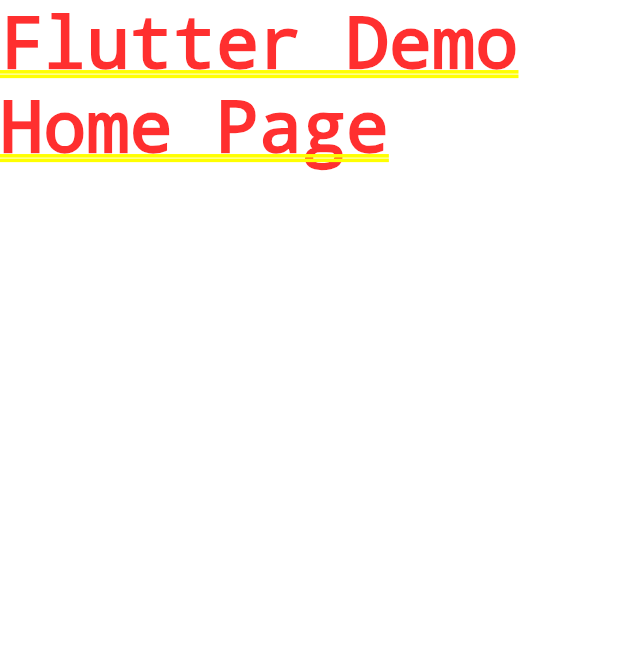
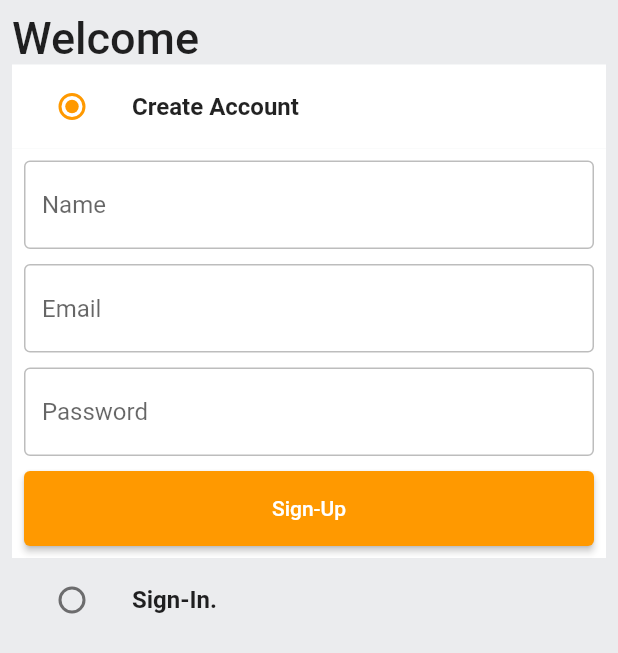
Before and after one commit to Guhan000/Amazon-Clone, a Flutter app: the screen it shows after launch, on a phone screen of 412 x 824 dp. Shown: the top 653 px of the screen. Run offline on Flutter 3.47's test engine with Material 2 defaults, Android fonts, the phone set to English and light mode, and no system bars.

Commit message:
signin,signup routes and server

```diff
--- /dev/null
+++ b/lib/common/custom_button.dart
@@ -0,0 +1,20 @@
+import 'package:flutter/material.dart';
+import 'package:flutter/src/foundation/key.dart';
+import 'package:flutter/src/widgets/framework.dart';
+
+class CustomButton extends StatelessWidget {
+  final String text;
+  final VoidCallback onTap;
+  const CustomButton({Key? key, required this.text, required this.onTap}) : super(key: key);
+
+  @override
+  Widget build(BuildContext context) {
+    return ElevatedButton(
+      onPressed: () {},
+      child: Text(text),
+      style: ElevatedButton.styleFrom(
+        minimumSize: const Size(double.infinity, 50)
+      ),
+    );
+  }
+}
--- /dev/null
+++ b/lib/common/custom_textField.dart
@@ -0,0 +1,31 @@
+import 'package:flutter/material.dart';
+import 'package:flutter/src/foundation/key.dart';
+import 'package:flutter/src/widgets/framework.dart';
+
+class CustomTextField extends StatelessWidget {
+
+  final TextEditingController controller;
+  final String hintText;
+  const CustomTextField({Key? key, required this.controller, required this.hintText}) : super(key: key);
+
+  @override
+  Widget build(BuildContext context) {
+    return TextFormField(
+      controller: controller,
+      validator: (val) {},
+      decoration: InputDecoration(
+        hintText: hintText,
+        border: OutlineInputBorder(
+          borderSide: BorderSide(
+            color: Colors.black26
+          )
+        ),
+        enabledBorder: OutlineInputBorder(
+          borderSide: BorderSide(
+            color: Colors.black26
+          )
+        ),
+      ),
+    );
+  }
+}
--- /dev/null
+++ b/lib/constants/global_variables.dart
@@ -0,0 +1,52 @@
+import 'package:flutter/material.dart';
+
+String uri = 'http://<yourip>:3000';
+
+class GlobalVariables {
+  // COLORS
+  static const appBarGradient = LinearGradient(
+    colors: [
+      Color.fromARGB(255, 29, 201, 192),
+      Color.fromARGB(255, 125, 221, 216),
+    ],
+    stops: [0.5, 1.0],
+  );
+
+  static const secondaryColor = Color.fromRGBO(255, 153, 0, 1);
+  static const backgroundColor = Colors.white;
+  static const Color greyBackgroundCOlor = Color(0xffebecee);
+  static var selectedNavBarColor = Colors.cyan[800]!;
+  static const unselectedNavBarColor = Colors.black87;
+
+  // STATIC IMAGES
+  static const List<String> carouselImages = [
+    'https://images-eu.ssl-images-amazon.com/images/G/31/img21/Wireless/WLA/TS/D37847648_Accessories_savingdays_Jan22_Cat_PC_1500.jpg',
+    'https://images-eu.ssl-images-amazon.com/images/G/31/img2021/Vday/bwl/English.jpg',
+    'https://images-eu.ssl-images-amazon.com/images/G/31/img22/Wireless/AdvantagePrime/BAU/14thJan/D37196025_IN_WL_AdvantageJustforPrime_Jan_Mob_ingress-banner_1242x450.jpg',
+    'https://images-na.ssl-images-amazon.com/images/G/31/Symbol/2020/00NEW/1242_450Banners/PL31_copy._CB432483346_.jpg',
+    'https://images-na.ssl-images-amazon.com/images/G/31/img21/shoes/September/SSW/pc-header._CB641971330_.jpg',
+  ];
+
+  static const List<Map<String, String>> categoryImages = [
+    {
+      'title': 'Mobiles',
+      'image': 'assets/images/mobiles.jpeg',
+    },
+    {
+      'title': 'Essentials',
+      'image': 'assets/images/essentials.jpeg',
+    },
+    {
+      'title': 'Appliances',
+      'image': 'assets/images/appliances.jpeg',
+    },
+    {
+      'title': 'Books',
+      'image': 'assets/images/books.jpeg',
+    },
+    {
+      'title': 'Fashion',
+      'image': 'assets/images/fashion.jpeg',
+    },
+  ];
+}
--- /dev/null
+++ b/lib/features/auth/screens/auth_screen.dart
@@ -0,0 +1,140 @@
+import 'package:amazon_clone/common/custom_button.dart';
+import 'package:amazon_clone/common/custom_textField.dart';
+import 'package:amazon_clone/constants/global_variables.dart';
+import 'package:flutter/material.dart';
+
+enum Auth { signin, signup }
+
+class AuthScreen extends StatefulWidget {
+  static const routeName = "/auth-screen";
+  const AuthScreen({Key? key}) : super(key: key);
+
+  @override
+  State<AuthScreen> createState() => _AuthScreenState();
+}
+
+class _AuthScreenState extends State<AuthScreen> {
+  Auth _auth = Auth.signup;
+  final _signupformKey = GlobalKey<FormState>();
+  final _signinformKey = GlobalKey<FormState>();
+
+  final TextEditingController _emailController = TextEditingController();
+  final TextEditingController _nameController = TextEditingController();
+  final TextEditingController _passwordController = TextEditingController();
+
+  @override
+  void dispose() {
+    super.dispose();
+    _emailController.dispose();
+    _nameController.dispose();
+    _passwordController.dispose();
+
+  }
+
+  @override
+  Widget build(BuildContext context) {
+    return Scaffold(
+        backgroundColor: GlobalVariables.greyBackgroundCOlor,
+        body: SafeArea(
+          child: Padding(
+            padding: const EdgeInsets.all(8.0),
+            child: Column(
+              crossAxisAlignment: CrossAxisAlignment.start,
+              children: [
+                const Text(
+                  'Welcome',
+                  style: TextStyle(fontWeight: FontWeight.w500, fontSize: 30),
+                ),
+                ListTile(
+                  tileColor: _auth==Auth.signup ? GlobalVariables.backgroundColor : GlobalVariables.greyBackgroundCOlor,
+                  title: const Text(
+                    'Create Account',
+                    style: TextStyle(fontWeight: FontWeight.bold),
+                  ),
+                  leading: Radio(
+                    activeColor: GlobalVariables.secondaryColor,
+                    value: Auth.signup,
+                    groupValue: _auth,
+                    onChanged: (Auth? val){
+                      setState(() {
+                        _auth = val!;
+                      });
+                    },
+                  ),
+                ),
+
+                if(_auth == Auth.signup)
+                  Container(
+                    padding: const EdgeInsets.all(8),
+                    color: GlobalVariables.backgroundColor,
+                    child: Form(
+                      key: _signupformKey,
+                      child: Column(
+                        children: [
+                          CustomTextField(
+                            controller: _nameController,
+                            hintText: "Name",
+                          ),
+                          const SizedBox(height: 10,),
+                          CustomTextField(
+                            controller: _emailController,
+                            hintText: "Email",
+                          ),
+                          const SizedBox(height: 10,),
+                          CustomTextField(
+                            controller: _passwordController,
+                            hintText: "Password",
+                          ),
+                          const SizedBox(height: 10,),
+                          CustomButton(text: "Sign-Up", onTap: (){})
+                        ],
+                      )
+                    ),
+                  ),
+                ListTile(
+                  tileColor: _auth==Auth.signin ? GlobalVariables.backgroundColor : GlobalVariables.greyBackgroundCOlor,
+                  title: const Text(
+                    'Sign-In.',
+                    style: TextStyle(fontWeight: FontWeight.bold),
+                  ),
+                  leading: Radio(
+                    activeColor: GlobalVariables.secondaryColor,
+                    value: Auth.signin,
+                    groupValue: _auth,
+                    onChanged: (Auth? val){
+                      setState(() {
+                        _auth = val!;
+                      });
+                    },
+                  ),
+                ),
+                if(_auth == Auth.signin)
+                  Container(
+                    padding: const EdgeInsets.all(8),
+                    color: GlobalVariables.backgroundColor,
+                    child: Form(
+                      key: _signupformKey,
+                      child: Column(
+                        children: [
+                          const SizedBox(height: 10,),
+                          CustomTextField(
+                            controller: _emailController,
+                            hintText: "Email",
+                          ),
+                          const SizedBox(height: 10,),
+                          CustomTextField(
+                            controller: _passwordController,
+                            hintText: "Password",
+                          ),
+                          const SizedBox(height: 10,),
+                          CustomButton(text: "Sign-In", onTap: (){})
+                        ],
+                      )
+                    ),
+                  ),
+              ],
+            ),
+          ),
+        ));
+  }
+}
--- /dev/null
+++ b/lib/features/auth/services/auth_services.dart
@@ -0,0 +1,14 @@
+class AuthProvider{
+
+  void signupUser({
+    required String email,
+    required String name,
+    required String password,
+  }) async {
+    try{
+
+    }catch(e){
+
+    }
+  }
+}
--- a/lib/main.dart
+++ b/lib/main.dart
@@ -1,4 +1,9 @@
+
+import 'package:amazon_clone/features/auth/screens/auth_screen.dart';
+import 'package:amazon_clone/router.dart';
 import 'package:flutter/material.dart';
+
+import 'constants/global_variables.dart';
 
 void main() {
   runApp(const MyApp());
@@ -11,12 +16,25 @@ class MyApp extends StatelessWidget {
   @override
   Widget build(BuildContext context) {
     return MaterialApp(
-      title: 'Flutter Demo',
-      theme: ThemeData(
+        debugShowCheckedModeBanner: false,
 
-        primarySwatch: Colors.blue,
-      ),
-      home: Text('Flutter Demo Home Page'),
-    );
+        title: 'Amazon Clone',
+        theme: ThemeData(
+          scaffoldBackgroundColor: GlobalVariables.backgroundColor,
+          colorScheme: const ColorScheme.light(
+            primary: GlobalVariables.secondaryColor,
+          ),
+          appBarTheme: const AppBarTheme(
+            elevation: 0,
+            iconTheme: IconThemeData(
+              color: Colors.black
+            )
+          )
+        ),
+        onGenerateRoute: (value) => generateRoute(value),
+        home: const Scaffold(
+          body: AuthScreen(),
+        )
+      );
   }
 }
--- /dev/null
+++ b/lib/models/user.dart
@@ -0,0 +1,21 @@
+class User {
+  final String id;
+  final String name;
+  final String email;
+  final String password;
+  final String address;
+  final String type;
+  final String token;
+
+
+  User(
+      {required this.id,
+      required this.name,
+      required this.email,
+      required this.password,
+      required this.address,
+      required this.type,
+      required this.token});
+
+
+}
```
Also changed, not shown: lib/router.dart (added, +22 -0 lines), 5 other files.
